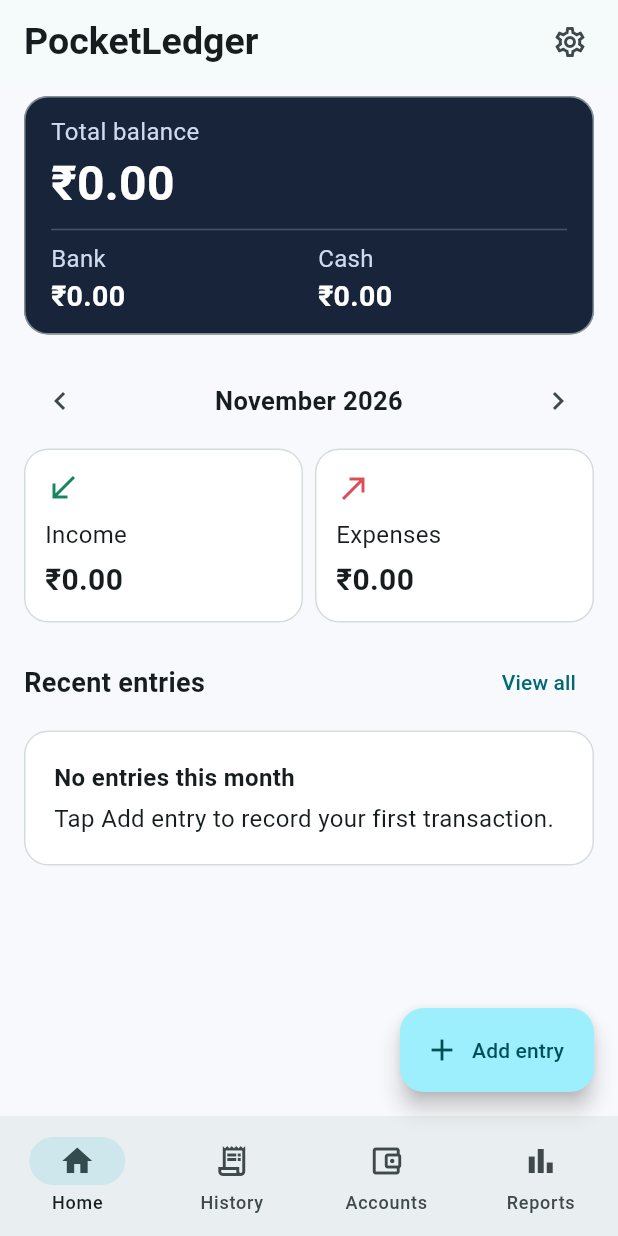
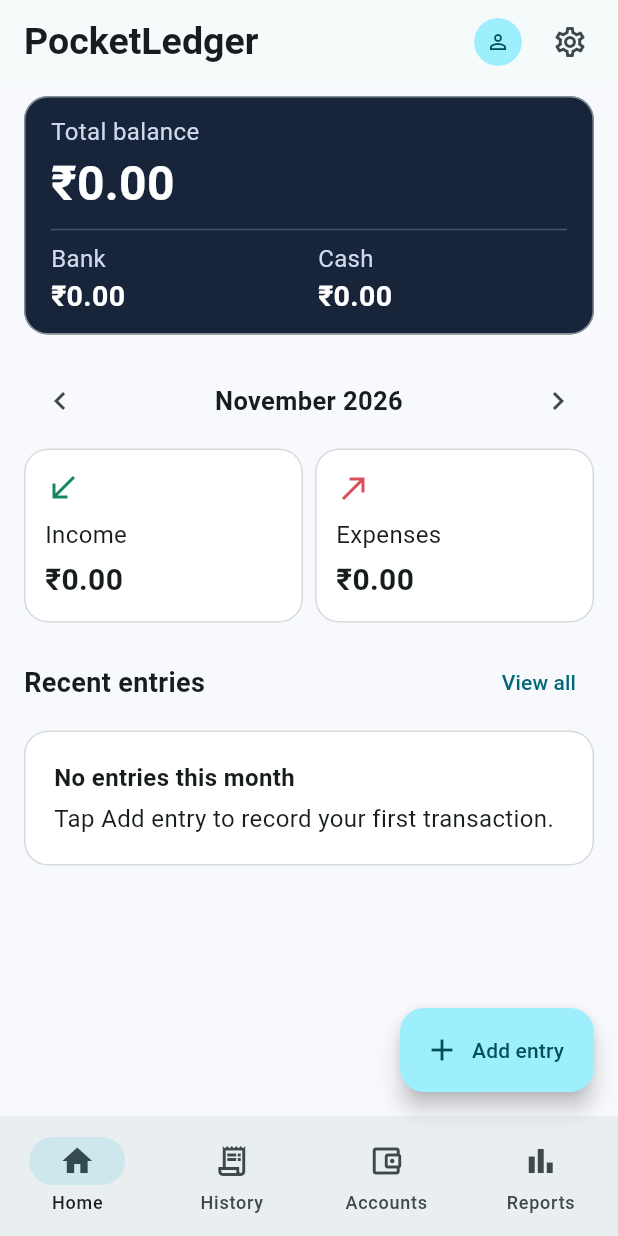
Before and after one commit to ft-aaheli/PocketLedger, a Flutter app: the screen it shows after launch, after a tap on "Create ledger", on a phone screen of 412 x 824 dp. Run offline on Flutter 3.47's test engine with Material 3 defaults, Android fonts, the phone set to English and light mode, and no system bars; our stand-ins replace file_picker, image_picker, material_ui, pdf, share_plus, sqflite; missing offline and left inert: cryptography, excel; accounts and stored records are empty.

Commit message:
Open the gallery for profile photos and show a dashboard avatar

```diff
--- a/lib/main.dart
+++ b/lib/main.dart
@@ -3,6 +3,7 @@ import 'package:intl/intl.dart';
 
 import 'app_lock.dart';
 import 'ledger.dart';
+import 'profile.dart';
 import 'report_actions.dart';
 import 'forms.dart';
 import 'settings.dart';
@@ -129,6 +130,12 @@ class _LedgerHomeState extends State<LedgerHome> {
       appBar: AppBar(
         title: Text(titles[tab]),
         actions: [
+          if (tab == 0)
+            IconButton(
+              onPressed: () => show(ProfilePage(ledger)),
+              tooltip: 'Your profile',
+              icon: ProfileAvatar(photo: ledger.profile.photo, radius: 16),
+            ),
           IconButton(
             onPressed: () => show(SettingsPage(ledger)),
             tooltip: 'Settings',
--- a/lib/profile.dart
+++ b/lib/profile.dart
@@ -1,11 +1,35 @@
 import 'dart:typed_data';
 import 'dart:ui' as ui;
 
-import 'package:file_picker/file_picker.dart';
+import 'package:image_picker/image_picker.dart';
 import 'package:material_ui/material_ui.dart';
 
 import 'forms.dart';
 import 'ledger.dart';
+
+class ProfileAvatar extends StatelessWidget {
+  const ProfileAvatar({required this.photo, required this.radius, super.key});
+
+  final Uint8List? photo;
+  final double radius;
+
+  @override
+  Widget build(BuildContext context) => ClipOval(
+    child: SizedBox.square(
+      dimension: radius * 2,
+      child: photo == null
+          ? _placeholder()
+          : Image.memory(
+              photo!,
+              fit: BoxFit.cover,
+              errorBuilder: (_, _, _) => _placeholder(),
+            ),
+    ),
+  );
+
+  Widget _placeholder() =>
+      CircleAvatar(child: Icon(Icons.person_outline, size: radius));
+}
 
 class ProfilePage extends StatefulWidget {
   const ProfilePage(this.ledger, {super.key});
@@ -40,13 +64,7 @@ class _ProfilePageState extends State<ProfilePage> with FormSave<ProfilePage> {
     fields: [
       Row(
         children: [
-          CircleAvatar(
-            radius: 32,
-            backgroundImage: photo == null ? null : MemoryImage(photo!),
-            child: photo == null
-                ? const Icon(Icons.person_outline, size: 30)
-                : null,
-          ),
+          ProfileAvatar(photo: photo, radius: 32),
           const SizedBox(width: 12),
           Expanded(
             child: Wrap(
@@ -120,10 +138,10 @@ class _ProfilePageState extends State<ProfilePage> with FormSave<ProfilePage> {
     const limit = 15 * 1024 * 1024;
     setState(() => picking = true);
     try {
-      final file = await FilePicker.pickFile(type: FileType.image);
+      final file = await ImagePicker().pickImage(source: ImageSource.gallery);
       if (!mounted || file == null) return;
       final data = BytesBuilder(copy: false);
-      await for (final chunk in file.readAsByteStream()) {
+      await for (final chunk in file.openRead()) {
         if (data.length + chunk.length > limit) {
           throw const FormatException('Choose an image smaller than 15 MB.');
         }
--- a/pubspec.yaml
+++ b/pubspec.yaml
@@ -18,6 +18,7 @@ dependencies:
   excel: ^4.0.6
   pdf: ^3.12.0
   share_plus: ^13.3.1
+  image_picker: ^1.2.4
 
 dev_dependencies:
   flutter_test:
```
Also changed, not shown: pubspec.lock, 1 other file.
